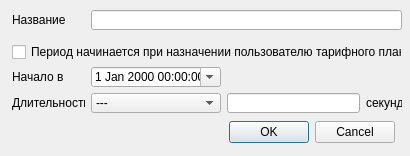
Above: mdi/forms/settlement_period_edit.ui from brat002/ExpertBilling before the change. Below: the same form after it.
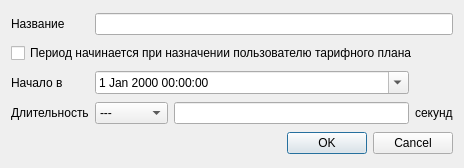
That is the form after the change.

What changed in the file:
```diff
--- a/mdi/forms/settlement_period_edit.ui
+++ b/mdi/forms/settlement_period_edit.ui
@@ -1,56 +1,51 @@
 <ui version="4.0" >
  <class>Dialog</class>
- <widget class="QDialog" name="Dialog" >
-  <property name="geometry" >
+ <widget class="QDialog" name="Dialog">
+  <property name="geometry">
    <rect>
     <x>0</x>
     <y>0</y>
-    <width>410</width>
-    <height>156</height>
+    <width>464</width>
+    <height>168</height>
    </rect>
   </property>
   <property name="windowTitle" >
    <string>Редактирование расчётного периода</string>
   </property>
-  <widget class="QLabel" name="start_label" >
-   <property name="geometry" >
-    <rect>
-     <x>12</x>
-     <y>67</y>
-     <width>73</width>
-     <height>20</height>
-    </rect>
-   </property>
-   <property name="text" >
+  <layout class="QGridLayout" name="gridLayout">
+   <item row="0" column="0">
+    <widget class="QLabel" name="name_label">
+     <property name="text">
+      <string>Название</string>
+     </property>
+     <property name="buddy">
+      <cstring>name_edit</cstring>
+     </property>
+    </widget>
+   </item>
+   <item row="0" column="1" colspan="3">
+    <widget class="QLineEdit" name="name_edit"/>
+   </item>
+   <item row="1" column="0" colspan="4">
+    <widget class="QCheckBox" name="autostart_checkbox">
+     <property name="text">
+      <string>Период начинается при назначении пользователю тарифного плана</string>
+     </property>
+    </widget>
+   </item>
+   <item row="2" column="0">
+    <widget class="QLabel" name="start_label">
+     <property name="text">
     <string>Начало в</string>
    </property>
    <property name="buddy" >
     <cstring>datetime_edit</cstring>
    </property>
   </widget>
-  <widget class="QCheckBox" name="autostart_checkbox" >
-   <property name="geometry" >
-    <rect>
-     <x>12</x>
-     <y>43</y>
-     <width>390</width>
-     <height>18</height>
-    </rect>
-   </property>
-   <property name="text" >
-    <string>Период начинается при назначении пользователю тарифного плана</string>
-   </property>
-  </widget>
-  <widget class="QDateTimeEdit" name="datetime_edit" >
-   <property name="geometry" >
-    <rect>
-     <x>91</x>
-     <y>67</y>
-     <width>130</width>
-     <height>20</height>
-    </rect>
-   </property>
-   <property name="frame" >
+   </item>
+   <item row="2" column="1" colspan="2">
+    <widget class="QDateTimeEdit" name="datetime_edit">
+     <property name="frame">
     <bool>true</bool>
    </property>
    <property name="currentSection" >
@@ -60,41 +55,19 @@
     <bool>true</bool>
    </property>
   </widget>
-  <widget class="QLineEdit" name="length_seconds_edit" >
-   <property name="geometry" >
-    <rect>
-     <x>227</x>
-     <y>93</y>
-     <width>133</width>
-     <height>20</height>
-    </rect>
-   </property>
-  </widget>
-  <widget class="QLabel" name="length_label" >
-   <property name="geometry" >
-    <rect>
-     <x>12</x>
-     <y>93</y>
-     <width>73</width>
-     <height>20</height>
-    </rect>
-   </property>
-   <property name="text" >
+   </item>
+   <item row="3" column="0">
+    <widget class="QLabel" name="length_label">
+     <property name="text">
     <string>Длительность</string>
    </property>
    <property name="buddy" >
     <cstring>length_edit</cstring>
    </property>
   </widget>
-  <widget class="QComboBox" name="length_edit" >
-   <property name="geometry" >
-    <rect>
-     <x>91</x>
-     <y>93</y>
-     <width>130</width>
-     <height>20</height>
-    </rect>
-   </property>
+   </item>
+   <item row="3" column="1">
+    <widget class="QComboBox" name="length_edit">
    <item>
     <property name="text" >
      <string>---</string>
@@ -121,64 +94,31 @@
     </property>
    </item>
   </widget>
-  <widget class="QLabel" name="seconds_label" >
-   <property name="geometry" >
-    <rect>
-     <x>366</x>
-     <y>93</y>
-     <width>36</width>
-     <height>20</height>
-    </rect>
-   </property>
-   <property name="text" >
+   </item>
+   <item row="3" column="2">
+    <widget class="QLineEdit" name="length_seconds_edit"/>
+   </item>
+   <item row="3" column="3">
+    <widget class="QLabel" name="seconds_label">
+     <property name="text">
     <string>секунд</string>
    </property>
    <property name="buddy" >
     <cstring>length_seconds_edit</cstring>
    </property>
   </widget>
-  <widget class="QDialogButtonBox" name="buttonBox" >
-   <property name="geometry" >
-    <rect>
-     <x>20</x>
-     <y>120</y>
-     <width>375</width>
-     <height>25</height>
-    </rect>
-   </property>
-   <property name="orientation" >
+   </item>
+   <item row="4" column="0" colspan="4">
+    <widget class="QDialogButtonBox" name="buttonBox">
+     <property name="orientation">
     <enum>Qt::Horizontal</enum>
    </property>
-   <property name="standardButtons" >
-    <set>QDialogButtonBox::Cancel|QDialogButtonBox::NoButton|QDialogButtonBox::Ok</set>
-   </property>
-  </widget>
-  <widget class="QLabel" name="name_label" >
-   <property name="geometry" >
-    <rect>
-     <x>12</x>
-     <y>10</y>
-     <width>73</width>
-     <height>20</height>
-    </rect>
-   </property>
-   <property name="text" >
-    <string>Название</string>
-   </property>
-   <property name="buddy" >
-    <cstring>name_edit</cstring>
-   </property>
-  </widget>
-  <widget class="QLineEdit" name="name_edit" >
-   <property name="geometry" >
-    <rect>
-     <x>91</x>
-     <y>10</y>
-     <width>311</width>
-     <height>20</height>
-    </rect>
-   </property>
-  </widget>
+     <property name="standardButtons">
+      <set>QDialogButtonBox::Cancel|QDialogButtonBox::Ok</set>
+     </property>
+    </widget>
+   </item>
+  </layout>
  </widget>
  <tabstops>
   <tabstop>name_edit</tabstop>
```
Left out of the diff: 33 changed lines with no effect on the pictures. Lines whose indentation alone changed are shown as unchanged.
